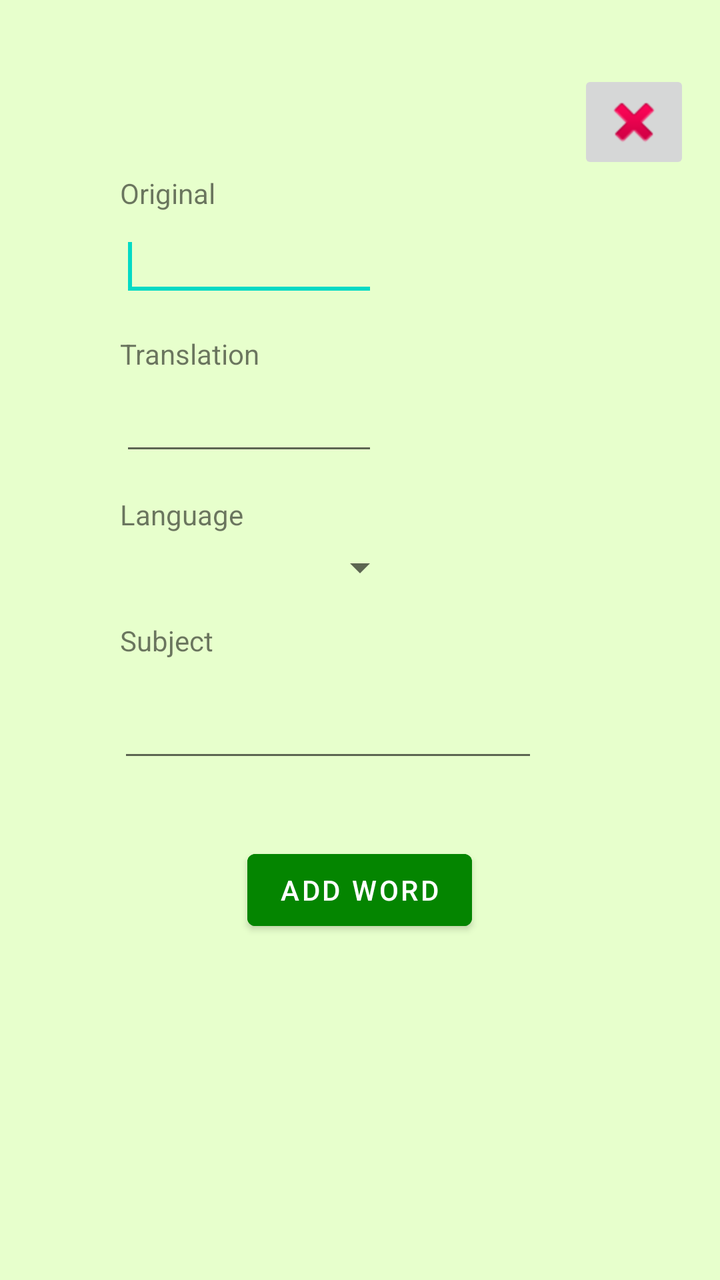
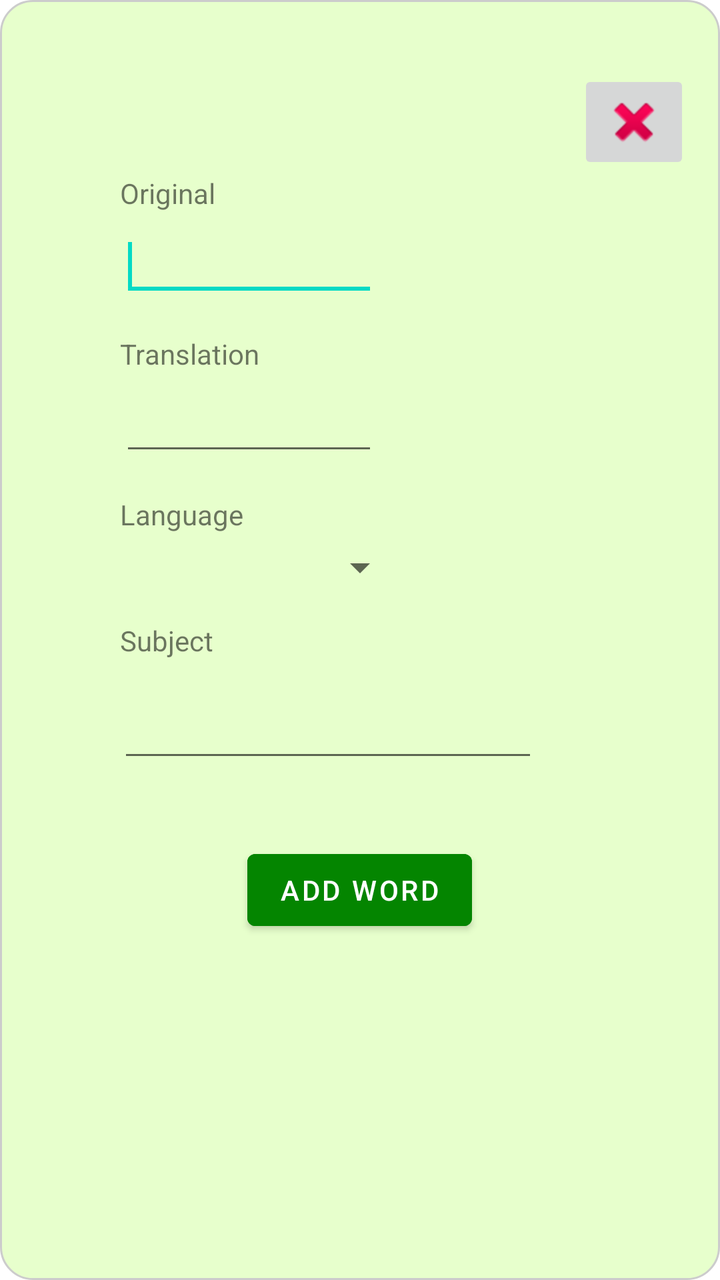

An Android layout rendered at two revisions. The XML below is the earlier revision; the diff shows what the commit changed to produce the second picture.
<!-- AndroidManifest.xml: application theme Theme.LearningVocabulary -->
<!-- res/layout/add_word_popup.xml -->
<?xml version="1.0" encoding="utf-8"?>
<androidx.constraintlayout.widget.ConstraintLayout xmlns:android="http://schemas.android.com/apk/res/android"
    xmlns:app="http://schemas.android.com/apk/res-auto"
    xmlns:tools="http://schemas.android.com/tools"
    android:layout_width="match_parent"
    android:layout_height="match_parent"
    android:background="#E7FFCC">

    <ScrollView
        android:layout_width="match_parent"
        android:layout_height="match_parent">

        <LinearLayout
            android:layout_width="match_parent"
            android:layout_height="wrap_content"
            android:orientation="vertical"
            android:paddingLeft="15dp"
            android:paddingTop="35dp"
            android:paddingRight="15dp"
            android:paddingBottom="35dp">

            <ImageButton
                android:id="@+id/close_window_btn"
                android:layout_width="wrap_content"
                android:layout_height="wrap_content"
                android:layout_gravity="right"
                app:srcCompat="@android:drawable/ic_delete" />

            <TextView
                android:id="@+id/textView2"
                android:layout_width="wrap_content"
                android:layout_height="wrap_content"
                android:layout_marginStart="45dp"
                android:text="Original" />

            <EditText
                android:id="@+id/word_original_input"
                android:layout_width="wrap_content"
                android:layout_height="wrap_content"
                android:layout_marginStart="45dp"
                android:layout_marginTop="5dp"
                android:layout_marginEnd="156dp"
                android:ems="10"
                android:inputType="text"
                android:text="">
                <requestFocus />
            </EditText>

            <TextView
                android:id="@+id/textView3"
                android:layout_width="wrap_content"
                android:layout_height="wrap_content"
                android:layout_marginStart="45dp"
                android:layout_marginTop="15dp"
                android:text="Translation" />

            <EditText
                android:id="@+id/word_translated_input"
                android:layout_width="wrap_content"
                android:layout_height="wrap_content"
                android:layout_marginStart="45dp"
                android:layout_marginTop="5dp"
                android:layout_marginEnd="156dp"
                android:ems="10"
                android:inputType="text"
                android:text="" />

            

            <TextView
                android:id="@+id/textView5"
                android:layout_width="wrap_content"
                android:layout_height="wrap_content"
                android:layout_marginStart="45dp"
                android:layout_marginTop="15dp"
                android:text="Language" />

            <Spinner
                android:id="@+id/language_option"
                android:layout_width="wrap_content"
                android:layout_height="wrap_content"
                android:layout_gravity="center"
                android:layout_marginTop="5dp" />

            <TextView
                android:id="@+id/textView4"
                android:layout_width="wrap_content"
                android:layout_height="wrap_content"
                android:layout_marginStart="45dp"
                android:layout_marginTop="15dp"
                android:text="Subject" />

            <AutoCompleteTextView
                android:id="@+id/word_subject_input"
                android:layout_width="wrap_content"
                android:layout_height="wrap_content"
                android:layout_marginStart="44dp"
                android:ems="10"
                android:inputType="text"
                android:layout_marginTop="15dp"
                android:text=""></AutoCompleteTextView>

            <Button
                android:id="@+id/add_btn"
                android:layout_width="wrap_content"
                android:layout_height="wrap_content"
                android:layout_gravity="center"
                android:layout_marginTop="35dp"
                android:backgroundTint="@color/button_color"
                android:text="Add Word" />

        </LinearLayout>
    </ScrollView>

</androidx.constraintlayout.widget.ConstraintLayout>
<!-- resources referenced by this layout -->
<resources>
  <color name="button_color">#048500</color>
  <style name="Theme.LearningVocabulary" parent="Theme.MaterialComponents.DayNight.DarkActionBar">
          
          <item name="colorPrimary">@color/purple_500</item>
          <item name="colorPrimaryVariant">@color/purple_700</item>
          <item name="colorOnPrimary">@color/white</item>
          
          <item name="colorSecondary">@color/teal_200</item>
          <item name="colorSecondaryVariant">@color/teal_700</item>
          <item name="colorOnSecondary">@color/black</item>
          
          <item name="android:statusBarColor">?attr/colorPrimaryVariant</item>
          
      </style>
  <color name="purple_500">#FF6200EE</color>
  <color name="purple_700">#FF3700B3</color>
  <color name="white">#FFFFFFFF</color>
  <color name="teal_200">#FF03DAC5</color>
  <color name="teal_700">#FF018786</color>
  <color name="black">#FF000000</color>
</resources>

<!-- the commit's change to res/layout/add_word_popup.xml (unified diff, before → after) -->
@@ -4,7 +4,7 @@
     xmlns:tools="http://schemas.android.com/tools"
     android:layout_width="match_parent"
     android:layout_height="match_parent"
-    android:background="#E7FFCC">
+    android:background="@drawable/popup_border">
 
     <ScrollView
         android:layout_width="match_parent"
<!-- resource entries referenced after the edit -->
@@ -1,6 +1,16 @@
 <!-- resources referenced by this layout -->
 <resources>
   <color name="button_color">#048500</color>
+  <!-- drawable popup_border (drawable) -->
+  <?xml version="1.0" encoding="utf-8"?>
+  <shape xmlns:android="http://schemas.android.com/apk/res/android"
+      android:shape="rectangle">
+      <solid android:color="#E7FFCC" />
+      <corners android:radius="16dp" />
+      <stroke
+          android:width="1dp"
+          android:color="#CCCCCC" />
+  </shape>
   <style name="Theme.LearningVocabulary" parent="Theme.MaterialComponents.DayNight.DarkActionBar">
           
           <item name="colorPrimary">@color/purple_500</item>
